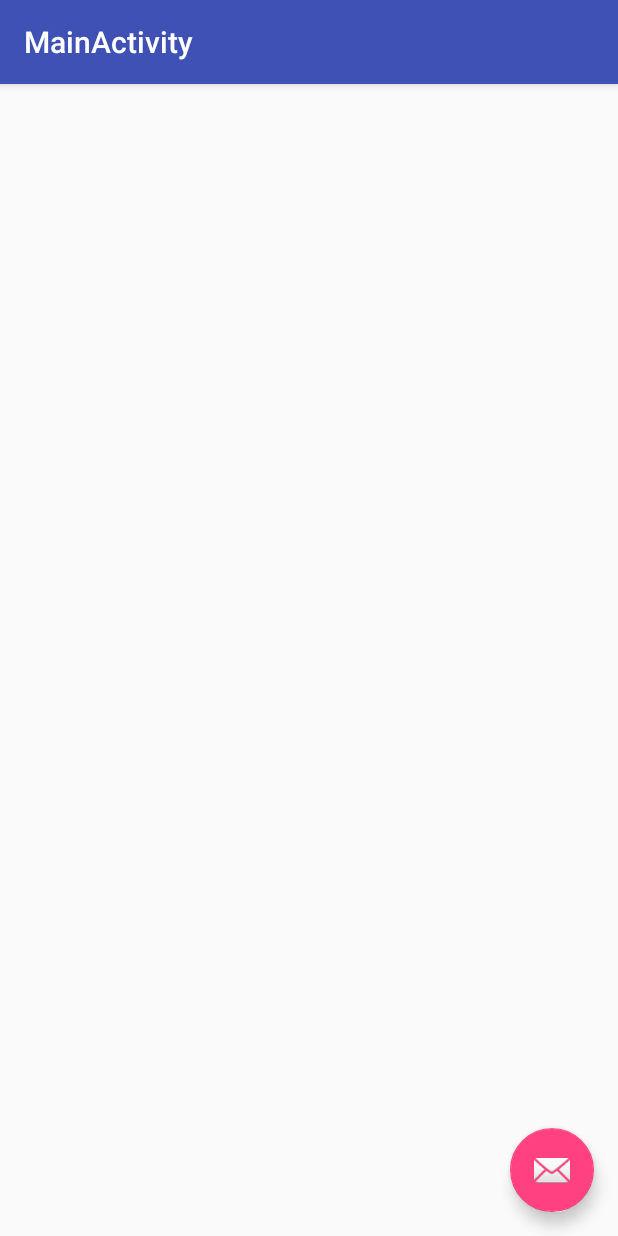
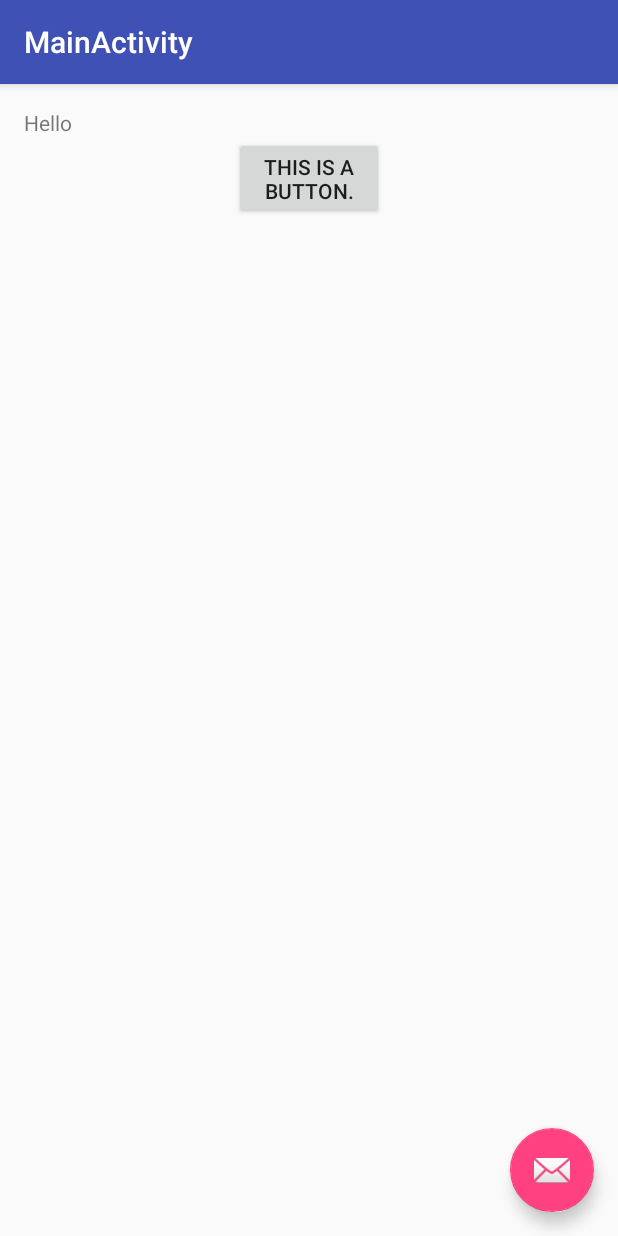
Before and after one commit to kuwako/KotlinAndroid, an Android app: the screen it shows after launch (MainActivity), on a phone screen of 412 x 824 dp. Run offline under Robolectric (Android 15) with nearby library versions, the phone set to English and light mode, and no system bars.

Commit message:
基本的なクリック等追加

```diff
--- a/app/src/main/java/com/kuwako/kotlinandroid/MainActivity.kt
+++ b/app/src/main/java/com/kuwako/kotlinandroid/MainActivity.kt
@@ -6,6 +6,8 @@ import android.support.design.widget.Snackbar
 import android.support.v7.app.AppCompatActivity
 import android.support.v7.widget.Toolbar
 import android.view.View
+import android.widget.Button
+import android.widget.TextView
 
 class MainActivity : AppCompatActivity() {
 
@@ -17,6 +19,10 @@ class MainActivity : AppCompatActivity() {
 
         val fab = findViewById(R.id.fab) as FloatingActionButton
         fab.setOnClickListener(View.OnClickListener { view -> Snackbar.make(view, "Replace with your own action", Snackbar.LENGTH_LONG).setAction("Action", null).show() })
+
+        val tvHelloWorld = findViewById(R.id.textViewHello) as TextView
+        val changeBtn = findViewById(R.id.changeBtn) as Button
+        changeBtn.setOnClickListener { view -> tvHelloWorld.setText("clicked!!") }
     }
 
 }
--- a/app/src/main/res/layout/content_main.xml
+++ b/app/src/main/res/layout/content_main.xml
@@ -11,5 +11,24 @@
     app:layout_behavior="@string/appbar_scrolling_view_behavior"
     tools:context="com.kuwako.kotlinandroid.MainActivity"
     tools:showIn="@layout/activity_main">
+    <LinearLayout
+        android:orientation="vertical"
+        android:layout_width="match_parent"
+        android:layout_height="match_parent">
+        <TextView
+            android:id="@+id/textViewHello"
+            android:layout_width="match_parent"
+            android:layout_height="wrap_content"
+            android:text="Hello"
+            />
+        <Button
+            android:id="@+id/changeBtn"
+            android:layout_width="100dp"
+            android:layout_height="wrap_content"
+            android:layout_gravity="center"
+            android:text="This is a Button."
+            />
+
+    </LinearLayout>
 
 </RelativeLayout>
```
Also changed, not shown: 1 other file.
